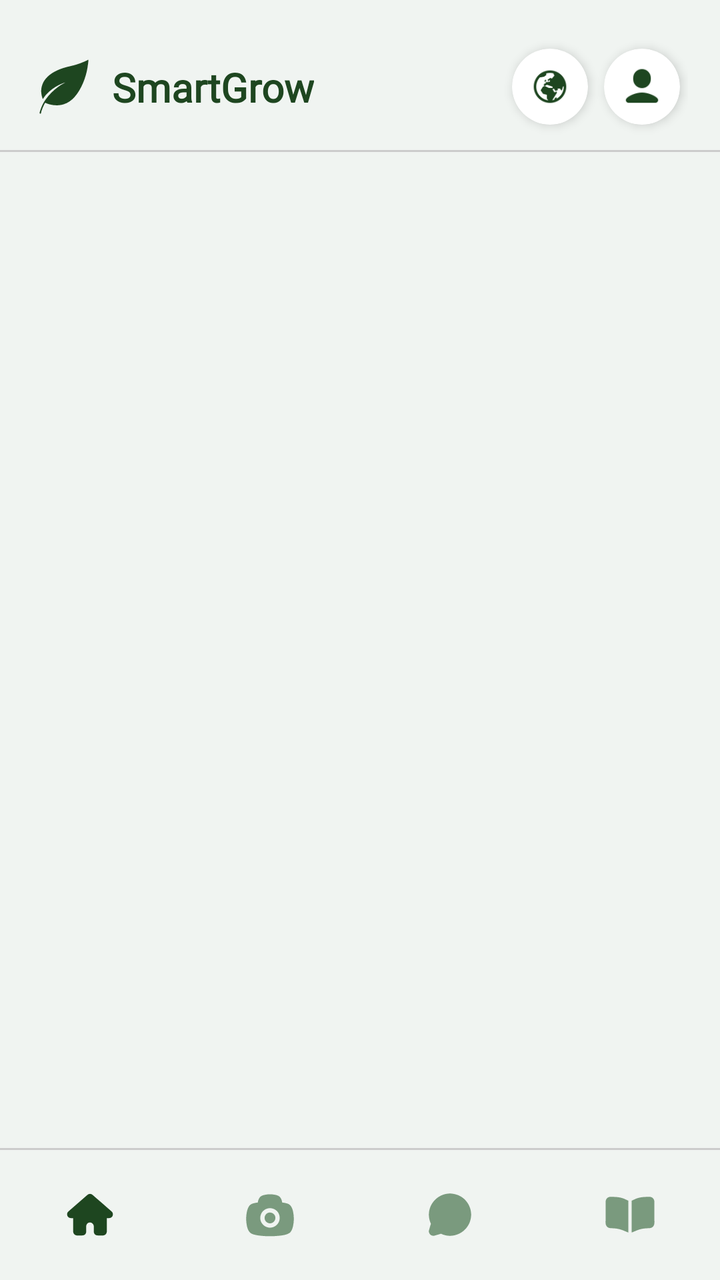
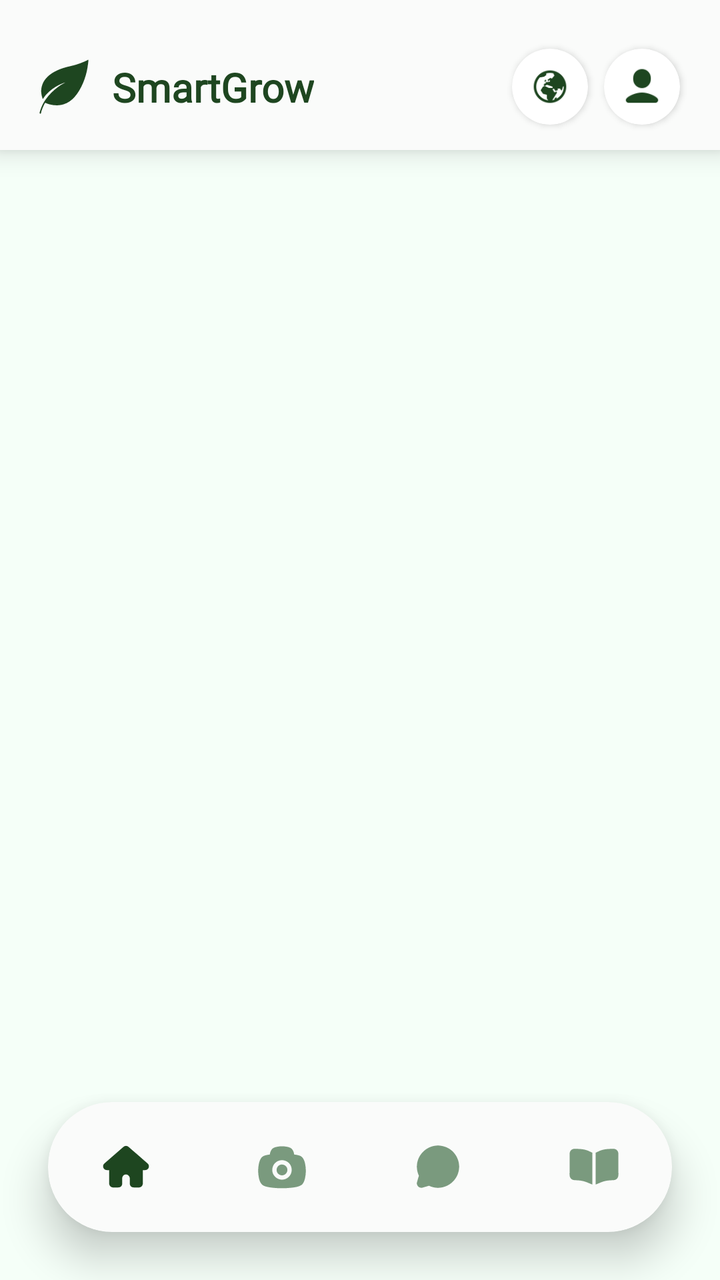

Screens rendered from an Android XML layout before and after an edit, with the pre-edit source and the edit as a unified diff.
<!-- AndroidManifest.xml: application theme Theme.SmartGrow -->
<!-- res/layout/activity_main.xml -->
<?xml version="1.0" encoding="utf-8"?>
<androidx.constraintlayout.widget.ConstraintLayout
    xmlns:android="http://schemas.android.com/apk/res/android"
    xmlns:app="http://schemas.android.com/apk/res-auto"
    android:layout_width="match_parent"
    android:layout_height="match_parent"
    android:background="@color/header_background">

    
    <androidx.constraintlayout.widget.ConstraintLayout
        android:id="@+id/layout_top_header"
        android:layout_width="match_parent"
        android:layout_height="75dp"
        android:background="@color/header_background"
        android:paddingHorizontal="16dp"
        android:paddingTop="12dp"
        app:layout_constraintTop_toTopOf="parent">

        <LinearLayout
            android:layout_width="wrap_content"
            android:layout_height="match_parent"
            android:orientation="horizontal"
            android:gravity="center_vertical"
            app:layout_constraintStart_toStartOf="parent">

            <ImageView
                android:id="@+id/img_header_logo"
                android:layout_width="32dp"
                android:layout_height="32dp"
                android:src="@drawable/smartgrow_logo"
                app:tint="@color/primary_green"/>

            <TextView
                android:id="@+id/tv_header_brand_name"
                android:layout_width="wrap_content"
                android:layout_height="wrap_content"
                android:text="SmartGrow"
                android:textColor="@color/primary_green"
                android:textSize="20sp"
                android:textStyle="bold"
                android:fontFamily="@font/inter_extrabold"
                android:layout_marginStart="8dp"/>
        </LinearLayout>

        <LinearLayout
            android:layout_width="wrap_content"
            android:layout_height="match_parent"
            android:orientation="horizontal"
            android:gravity="center_vertical"
            app:layout_constraintEnd_toEndOf="parent">

            <com.google.android.material.card.MaterialCardView
                android:id="@+id/card_action_global"
                android:layout_width="38dp"
                android:layout_height="38dp"
                android:layout_marginHorizontal="4dp"
                app:cardCornerRadius="19dp"
                app:cardElevation="3dp"
                app:cardBackgroundColor="@color/card_background"
                app:strokeWidth="0dp">
                <ImageView
                    android:id="@+id/img_icon_global"
                    android:layout_width="20dp"
                    android:layout_height="20dp"
                    android:layout_gravity="center"
                    android:src="@drawable/ic_global_green"
                    app:tint="@color/primary_green"/>
            </com.google.android.material.card.MaterialCardView>

            <com.google.android.material.card.MaterialCardView
                android:id="@+id/card_action_profile"
                android:layout_width="38dp"
                android:layout_height="38dp"
                android:layout_marginHorizontal="4dp"
                app:cardCornerRadius="19dp"
                app:cardElevation="3dp"
                app:cardBackgroundColor="@color/card_background"
                app:strokeWidth="0dp">
                <ImageView
                    android:id="@+id/img_icon_profile"
                    android:layout_width="22dp"
                    android:layout_height="22dp"
                    android:layout_gravity="center"
                    android:src="@drawable/ic_profile_avatar"
                    app:tint="@color/primary_green"/>
            </com.google.android.material.card.MaterialCardView>
        </LinearLayout>
    </androidx.constraintlayout.widget.ConstraintLayout>

    
    <View
        android:id="@+id/view_header_shadow"
        android:layout_width="match_parent"
        android:layout_height="1dp"
        android:background="@color/divider_color"
        app:layout_constraintTop_toBottomOf="@id/layout_top_header"/>

    
    <FrameLayout
        android:id="@+id/fragment_container"
        android:layout_width="match_parent"
        android:layout_height="0dp"
        app:layout_constraintBottom_toTopOf="@id/bottom_navigation_bar"
        app:layout_constraintEnd_toEndOf="parent"
        app:layout_constraintStart_toStartOf="parent"
        app:layout_constraintTop_toBottomOf="@id/view_header_shadow" />

    
    <View
        android:id="@+id/view_nav_shadow"
        android:layout_width="match_parent"
        android:layout_height="1dp"
        android:background="@color/divider_color"
        app:layout_constraintBottom_toTopOf="@id/bottom_navigation_bar"/>

    <com.google.android.material.bottomnavigation.BottomNavigationView
        android:id="@+id/bottom_navigation_bar"
        android:layout_width="match_parent"
        android:layout_height="65dp"
        android:background="@color/header_background"
        app:elevation="0dp"
        app:labelVisibilityMode="unlabeled"
        app:menu="@menu/bottom_nav_menu"
        app:itemIconTint="@color/selector_nav_colors"
        app:itemIconSize="26dp"
        app:itemActiveIndicatorStyle="@style/CustomNavIndicator"
        app:itemRippleColor="#200C6211"
        app:layout_constraintBottom_toBottomOf="parent"
        app:layout_constraintStart_toStartOf="parent"
        app:layout_constraintEnd_toEndOf="parent" />

</androidx.constraintlayout.widget.ConstraintLayout>
<!-- resources referenced by this layout -->
<resources>
  <color name="card_background">#FFFFFF</color>
  <color name="divider_color">#CCCCCC</color>
  <color name="header_background">#F0F4F1</color>
  <color name="primary_green">#1e4620</color>
  <!-- drawable ic_global_green: png bitmap (drawable, 1776 bytes) -->
  <!-- drawable ic_profile_avatar: png bitmap (drawable, 754 bytes) -->
  <!-- drawable smartgrow_logo (drawable) -->
  <vector xmlns:android="http://schemas.android.com/apk/res/android"
      android:width="512dp"
      android:height="512dp"
      android:viewportWidth="512"
      android:viewportHeight="512">
    <path
        android:pathData="M450.51,40.54C451.69,49.93 449.42,64.02 448.23,73.61C445.55,95.26 441.84,116.44 437.16,137.7C432.79,157.53 426.59,176.74 420.14,195.94C413.6,215.43 405.32,234.43 396.2,252.86C365.85,314.19 322,375.69 253.56,396.82C218.79,407.55 180.93,407.59 145.69,398.75C137.09,396.59 128.25,394.15 120.05,390.76C115.44,388.85 110.3,385.94 105.44,384.87C101.12,388.85 98.45,396.61 95.79,401.81C88.43,416.18 82.25,431.07 77.28,446.4C75.71,451.25 74.11,456.35 73.12,461.36C72.52,464.39 72.53,468.81 69.87,470.84C66.34,473.54 61.22,470.83 61.33,466.41C61.5,458.89 64.84,450.02 67.21,442.95C76.8,414.29 89.86,386.25 107.25,361.35C137.07,318.63 171.84,284.95 213.77,254.21C225.43,245.67 237.96,238.24 250.53,231.16C252.63,229.99 263.7,224.44 263.95,223.14C258.28,223.66 252.14,226.78 246.84,228.84C236,233.06 225.39,237.6 214.96,242.8C178.71,260.9 145.96,284.62 118.08,314.22C110.67,322.08 103.61,330.55 97.34,339.33C93.83,344.24 90.8,350.09 86.74,354.53C84.54,352.15 83.77,347.57 82.68,344.45C79.54,335.49 77.38,326.15 75.82,316.79C68.38,271.88 80.81,227.58 109.7,192.71C148.94,145.33 208.43,118.82 266.09,102.2C295,93.86 324.85,88.93 353.52,79.72C375.62,72.62 397.57,65.12 418.83,55.77C426.02,52.61 433.08,49.22 440.12,45.72C443.53,44.02 446.84,41.57 450.51,40.54Z"
        android:strokeLineJoin="round"
        android:strokeWidth="0.25"
        android:fillColor="#000000"
        android:fillType="evenOdd"
        android:strokeColor="#000000"/>
  </vector>
  <style name="CustomNavIndicator" parent="Widget.Material3.BottomNavigationView.ActiveIndicator">
          <item name="android:color">@android:color/transparent</item>
      </style>
  <style name="Theme.SmartGrow" parent="Base.Theme.SmartGrow" />
  <style name="Base.Theme.SmartGrow" parent="Theme.Material3.DayNight.NoActionBar">
          <item name="android:windowBackground">@color/app_background</item>
          <item name="android:windowDisablePreview">true</item>
  
          
          <item name="android:statusBarColor">@color/app_background</item>
          <item name="android:windowLightStatusBar">true</item>
  
          
          <item name="android:navigationBarColor">@color/app_background</item>
          <item name="android:windowLightNavigationBar" tools:targetApi="o_mr1">true</item>
  
          <item name="android:windowDrawsSystemBarBackgrounds">true</item>
          <item name="android:windowTranslucentStatus">false</item>
          <item name="android:windowTranslucentNavigation">false</item>
      </style>
  <color name="app_background">#E8F5E9</color>
</resources>

<!-- the commit's change to res/layout/activity_main.xml (unified diff, before → after) -->
@@ -4,129 +4,135 @@
     xmlns:app="http://schemas.android.com/apk/res-auto"
     android:layout_width="match_parent"
     android:layout_height="match_parent"
-    android:background="@color/header_background">
+    android:background="@color/app_background">
 
     
-    <androidx.constraintlayout.widget.ConstraintLayout
-        android:id="@+id/layout_top_header"
+    <com.google.android.material.card.MaterialCardView
+        android:id="@+id/card_top_header"
         android:layout_width="match_parent"
-        android:layout_height="75dp"
-        android:background="@color/header_background"
-        android:paddingHorizontal="16dp"
-        android:paddingTop="12dp"
+        android:layout_height="wrap_content"
+        app:cardElevation="8dp"
+        app:cardCornerRadius="0dp"
+        app:cardBackgroundColor="@color/header_background"
+        app:strokeWidth="0dp"
         app:layout_constraintTop_toTopOf="parent">
 
-        <LinearLayout
-            android:layout_width="wrap_content"
-            android:layout_height="match_parent"
-            android:orientation="horizontal"
-            android:gravity="center_vertical"
-            app:layout_constraintStart_toStartOf="parent">
+        <androidx.constraintlayout.widget.ConstraintLayout
+            android:id="@+id/layout_top_header"
+            android:layout_width="match_parent"
+            android:layout_height="75dp"
+            android:paddingHorizontal="16dp"
+            android:paddingTop="12dp">
 
-            <ImageView
-                android:id="@+id/img_header_logo"
-                android:layout_width="32dp"
-                android:layout_height="32dp"
-                android:src="@drawable/smartgrow_logo"
-                app:tint="@color/primary_green"/>
+            <LinearLayout
+                android:layout_width="wrap_content"
+                android:layout_height="match_parent"
+                android:orientation="horizontal"
+                android:gravity="center_vertical"
+                app:layout_constraintStart_toStartOf="parent">
 
-            <TextView
-                android:id="@+id/tv_header_brand_name"
+                <ImageView
+                    android:id="@+id/img_header_logo"
+                    android:layout_width="32dp"
+                    android:layout_height="32dp"
+                    android:src="@drawable/smartgrow_logo"
+                    app:tint="@color/primary_green"/>
+
+                <TextView
+                    android:id="@+id/tv_header_brand_name"
+                    android:layout_width="wrap_content"
+                    android:layout_height="wrap_content"
+                    android:text="SmartGrow"
+                    android:textColor="@color/primary_green"
+                    android:textSize="20sp"
+                    android:textStyle="bold"
+                    android:fontFamily="@font/inter_extrabold"
+                    android:layout_marginStart="8dp"/>
+            </LinearLayout>
+
+            <LinearLayout
                 android:layout_width="wrap_content"
-                android:layout_height="wrap_content"
-                android:text="SmartGrow"
-                android:textColor="@color/primary_green"
-                android:textSize="20sp"
-                android:textStyle="bold"
-                android:fontFamily="@font/inter_extrabold"
-                android:layout_marginStart="8dp"/>
-        </LinearLayout>
+                android:layout_height="match_parent"
+                android:orientation="horizontal"
+                android:gravity="center_vertical"
+                app:layout_constraintEnd_toEndOf="parent">
 
-        <LinearLayout
-            android:layout_width="wrap_content"
-            android:layout_height="match_parent"
-            android:orientation="horizontal"
-            android:gravity="center_vertical"
-            app:layout_constraintEnd_toEndOf="parent">
+                <com.google.android.material.card.MaterialCardView
+                    android:id="@+id/card_action_global"
+                    android:layout_width="38dp"
+                    android:layout_height="38dp"
+                    android:layout_marginHorizontal="4dp"
+                    app:cardCornerRadius="19dp"
+                    app:cardElevation="2dp"
+                    app:cardBackgroundColor="@color/card_background"
+                    app:strokeWidth="0dp">
+                    <ImageView
+                        android:id="@+id/img_icon_global"
+                        android:layout_width="20dp"
+                        android:layout_height="20dp"
+                        android:layout_gravity="center"
+                        android:src="@drawable/ic_global_green"
+                        app:tint="@color/primary_green"/>
+                </com.google.android.material.card.MaterialCardView>
 
-            <com.google.android.material.card.MaterialCardView
-                android:id="@+id/card_action_global"
-                android:layout_width="38dp"
-                android:layout_height="38dp"
-                android:layout_marginHorizontal="4dp"
-                app:cardCornerRadius="19dp"
-                app:cardElevation="3dp"
-                app:cardBackgroundColor="@color/card_background"
-                app:strokeWidth="0dp">
-                <ImageView
-                    android:id="@+id/img_icon_global"
-                    android:layout_width="20dp"
-                    android:layout_height="20dp"
-                    android:layout_gravity="center"
-                    android:src="@drawable/ic_global_green"
-                    app:tint="@color/primary_green"/>
-            </com.google.android.material.card.MaterialCardView>
-
-            <com.google.android.material.card.MaterialCardView
-                android:id="@+id/card_action_profile"
-                android:layout_width="38dp"
-                android:layout_height="38dp"
-                android:layout_marginHorizontal="4dp"
-                app:cardCornerRadius="19dp"
-                app:cardElevation="3dp"
-                app:cardBackgroundColor="@color/card_background"
-                app:strokeWidth="0dp">
-                <ImageView
-                    android:id="@+id/img_icon_profile"
-                    android:layout_width="22dp"
-                    android:layout_height="22dp"
-                    android:layout_gravity="center"
-                    android:src="@drawable/ic_profile_avatar"
-                    app:tint="@color/primary_green"/>
-            </com.google.android.material.card.MaterialCardView>
-        </LinearLayout>
-    </androidx.constraintlayout.widget.ConstraintLayout>
-
-    
-    <View
-        android:id="@+id/view_header_shadow"
-        android:layout_width="match_parent"
-        android:layout_height="1dp"
-        android:background="@color/divider_color"
-        app:layout_constraintTop_toBottomOf="@id/layout_top_header"/>
+                <com.google.android.material.card.MaterialCardView
+                    android:id="@+id/card_action_profile"
+                    android:layout_width="38dp"
+                    android:layout_height="38dp"
+                    android:layout_marginHorizontal="4dp"
+                    app:cardCornerRadius="19dp"
+                    app:cardElevation="2dp"
+                    app:cardBackgroundColor="@color/card_background"
+                    app:strokeWidth="0dp">
+                    <ImageView
+                        android:id="@+id/img_icon_profile"
+                        android:layout_width="22dp"
+                        android:layout_height="22dp"
+                        android:layout_gravity="center"
+                        android:src="@drawable/ic_profile_avatar"
+                        app:tint="@color/primary_green"/>
+                </com.google.android.material.card.MaterialCardView>
+            </LinearLayout>
+        </androidx.constraintlayout.widget.ConstraintLayout>
+    </com.google.android.material.card.MaterialCardView>
 
     
     <FrameLayout
         android:id="@+id/fragment_container"
         android:layout_width="match_parent"
         android:layout_height="0dp"
-        app:layout_constraintBottom_toTopOf="@id/bottom_navigation_bar"
+        app:layout_constraintBottom_toBottomOf="parent"
         app:layout_constraintEnd_toEndOf="parent"
         app:layout_constraintStart_toStartOf="parent"
-        app:layout_constraintTop_toBottomOf="@id/view_header_shadow" />
+        app:layout_constraintTop_toBottomOf="@id/card_top_header" />
 
     
-    <View
-        android:id="@+id/view_nav_shadow"
+    <com.google.android.material.card.MaterialCardView
+        android:id="@+id/card_bottom_nav_container"
         android:layout_width="match_parent"
-        android:layout_height="1dp"
-        android:background="@color/divider_color"
-        app:layout_constraintBottom_toTopOf="@id/bottom_navigation_bar"/>
-
-    <com.google.android.material.bottomnavigation.BottomNavigationView
-        android:id="@+id/bottom_navigation_bar"
-        android:layout_width="match_parent"
-        android:layout_height="65dp"
-        android:background="@color/header_background"
-        app:elevation="0dp"
-        app:labelVisibilityMode="unlabeled"
-        app:menu="@menu/bottom_nav_menu"
-        app:itemIconTint="@color/selector_nav_colors"
-        app:itemIconSize="26dp"
-        app:itemActiveIndicatorStyle="@style/CustomNavIndicator"
-        app:itemRippleColor="#200C6211"
+        android:layout_height="wrap_content"
+        android:layout_marginHorizontal="24dp"
+        android:layout_marginBottom="24dp"
+        app:cardCornerRadius="32dp"
+        app:cardElevation="12dp"
+        app:cardBackgroundColor="@color/header_background"
+        app:strokeWidth="0dp"
         app:layout_constraintBottom_toBottomOf="parent"
         app:layout_constraintStart_toStartOf="parent"
-        app:layout_constraintEnd_toEndOf="parent" />
+        app:layout_constraintEnd_toEndOf="parent">
+
+        <com.google.android.material.bottomnavigation.BottomNavigationView
+            android:id="@+id/bottom_navigation_bar"
+            android:layout_width="match_parent"
+            android:layout_height="65dp"
+            android:background="@android:color/transparent"
+            app:elevation="0dp"
+            app:labelVisibilityMode="unlabeled"
+            app:menu="@menu/bottom_nav_menu"
+            app:itemIconTint="@color/selector_nav_colors"
+            app:itemIconSize="26dp"
+            app:itemActiveIndicatorStyle="@style/CustomNavIndicator"
+            app:itemRippleColor="#200C6211" />
+    </com.google.android.material.card.MaterialCardView>
 
 </androidx.constraintlayout.widget.ConstraintLayout>
<!-- resource entries referenced after the edit -->
@@ -1,8 +1,7 @@
 <!-- resources referenced by this layout -->
 <resources>
   <color name="card_background">#FFFFFF</color>
-  <color name="divider_color">#CCCCCC</color>
-  <color name="header_background">#F0F4F1</color>
+  <color name="header_background">#FAFBFA</color>
   <color name="primary_green">#1e4620</color>
   <!-- drawable ic_global_green: png bitmap (drawable, 1776 bytes) -->
   <!-- drawable ic_profile_avatar: png bitmap (drawable, 754 bytes) -->
@@ -34,12 +33,18 @@
   
           
           <item name="android:navigationBarColor">@color/app_background</item>
-          <item name="android:windowLightNavigationBar" tools:targetApi="o_mr1">true</item>
+          <item name="android:windowLightNavigationBar" ns0:targetApi="o_mr1">true</item>
   
           <item name="android:windowDrawsSystemBarBackgrounds">true</item>
           <item name="android:windowTranslucentStatus">false</item>
           <item name="android:windowTranslucentNavigation">false</item>
+  
+          
+          <item name="popupMenuStyle">@style/ModernPopupMenuStyle</item>
       </style>
-  <color name="app_background">#E8F5E9</color>
+  <style name="ModernPopupMenuStyle" parent="Widget.Material3.PopupMenu">
+          <item name="android:popupBackground">@android:color/white</item>
+      </style>
+  <color name="app_background">#F5FFF8</color>
 </resources>
 
